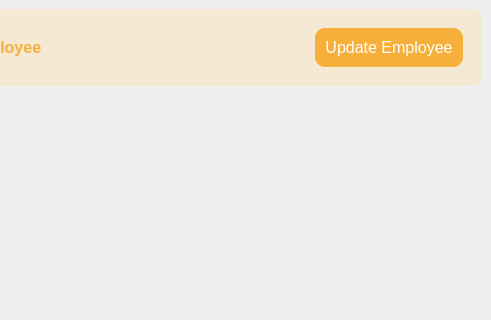
Above: updateemployee.ui from arshc0der/Inventory-Management-System before the change; both pictures show x 189 to 680 and y 0 to 320 of the 680 by 446 pixel window. Below: the same form after it.
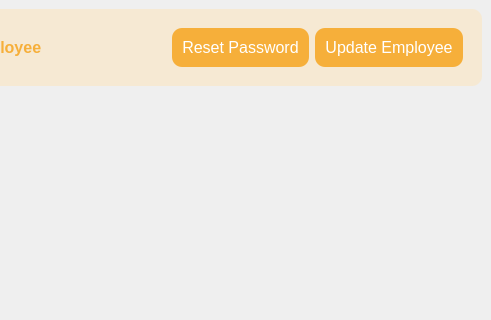
That is the form after the change. Icons and pictures are not drawn.

Diff of the .ui file:
```diff
--- a/updateemployee.ui
+++ b/updateemployee.ui
@@ -94,6 +94,35 @@
            </property>
           </widget>
          </item>
+         <item>
+          <widget class="QPushButton" name="reset_btn">
+           <property name="sizePolicy">
+            <sizepolicy hsizetype="Fixed" vsizetype="Fixed">
+             <horstretch>0</horstretch>
+             <verstretch>0</verstretch>
+            </sizepolicy>
+           </property>
+           <property name="font">
+            <font>
+             <pointsize>12</pointsize>
+            </font>
+           </property>
+           <property name="styleSheet">
+            <string notr="true">QPushButton{
+background-color: rgb(246, 175, 58);
+color: rgb(255, 255, 255);
+border:none;
+padding: 10px;
+}
+QPushButton:hover{
+background-color: rgb(194, 137, 46);
+}</string>
+           </property>
+           <property name="text">
+            <string>Reset Password</string>
+           </property>
+          </widget>
+         </item>
          <item>
           <widget class="QPushButton" name="Update_btn">
            <property name="sizePolicy">
```
